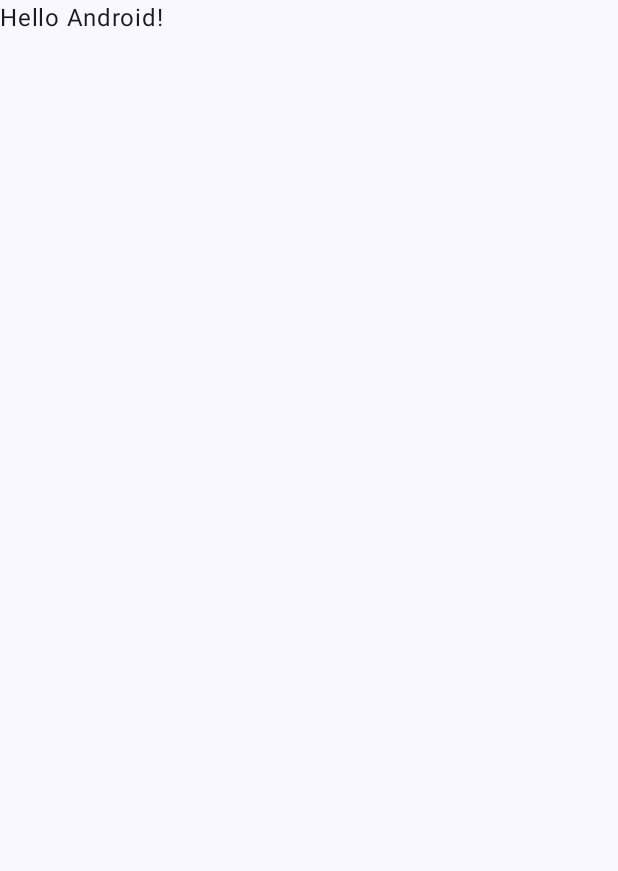
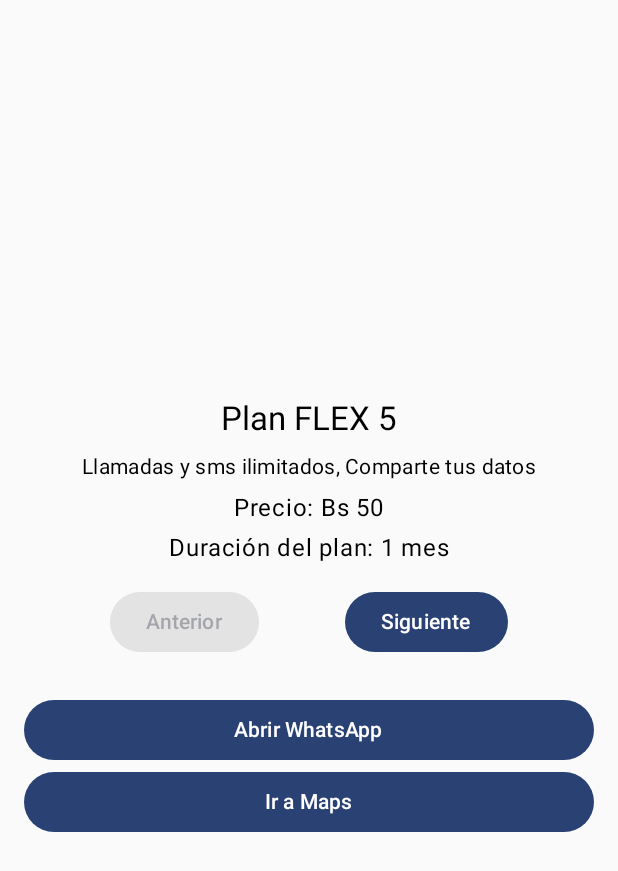
Before and after one commit to LIBIA71421/ExamenDispositivosM, an Android app built with Jetpack Compose: the screen it shows after launch (MainActivity), on a phone screen of 412 x 824 dp. Before the commit the part shown is almost empty. Shown: the top 871 px of the screen. Run offline under Robolectric (Android 15) with nearby library versions, the phone set to English and light mode, and no system bars; our stand-ins replace Dagger/Hilt's generated code.

Commit message:
Todo funciona i

```diff
--- a/app/src/main/java/com/ucb/examendispositivosm/MainActivity.kt
+++ b/app/src/main/java/com/ucb/examendispositivosm/MainActivity.kt
@@ -3,45 +3,18 @@ package com.ucb.examendispositivosm
 import android.os.Bundle
 import androidx.activity.ComponentActivity
 import androidx.activity.compose.setContent
-import androidx.activity.enableEdgeToEdge
-import androidx.compose.foundation.layout.fillMaxSize
-import androidx.compose.foundation.layout.padding
-import androidx.compose.material3.Scaffold
-import androidx.compose.material3.Text
-import androidx.compose.runtime.Composable
-import androidx.compose.ui.Modifier
-import androidx.compose.ui.tooling.preview.Preview
+import com.ucb.examendispositivosm.navigation.AppNavigation
 import com.ucb.examendispositivosm.ui.theme.ExamenDispositivosMTheme
+import dagger.hilt.android.AndroidEntryPoint
 
+@AndroidEntryPoint
 class MainActivity : ComponentActivity() {
     override fun onCreate(savedInstanceState: Bundle?) {
         super.onCreate(savedInstanceState)
-        enableEdgeToEdge()
         setContent {
-            ExamenDispositivosMTheme {
-                Scaffold(modifier = Modifier.fillMaxSize()) { innerPadding ->
-                    Greeting(
-                        name = "Android",
-                        modifier = Modifier.padding(innerPadding)
-                    )
-                }
+            ExamenDispositivosMTheme   {
+                AppNavigation()
             }
         }
     }
 }
-
-@Composable
-fun Greeting(name: String, modifier: Modifier = Modifier) {
-    Text(
-        text = "Hello $name!",
-        modifier = modifier
-    )
-}
-
-@Preview(showBackground = true)
-@Composable
-fun GreetingPreview() {
-    ExamenDispositivosMTheme {
-        Greeting("Android")
-    }
-}
--- a/app/src/main/java/com/ucb/examendispositivosm/navigation/AppNavigation.kt
+++ b/app/src/main/java/com/ucb/examendispositivosm/navigation/AppNavigation.kt
@@ -0,0 +1,25 @@
+package com.ucb.examendispositivosm.navigation
+
+import androidx.compose.runtime.Composable
+import androidx.navigation.NavHostController
+import androidx.navigation.compose.NavHost
+import androidx.navigation.compose.composable
+import androidx.navigation.compose.rememberNavController
+import com.ucb.examendispositivosm.map.MapScreenUI
+import com.ucb.examendispositivosm.subscription.SubscriptionUI
+
+@Composable
+fun AppNavigation(navController: NavHostController = rememberNavController()) {
+    NavHost(
+        navController = navController,
+        startDestination = Screen.SubscriptionScreen.route
+    ) {
+        composable(Screen.SubscriptionScreen.route) {
+            SubscriptionUI(navController = navController)
+        }
+        composable(Screen.MapScreen.route) {
+            MapScreenUI()
+        }
+
+    }
+}
--- /dev/null
+++ b/app/src/main/java/com/ucb/examendispositivosm/subscription/SubscriptionUI.kt
@@ -0,0 +1,111 @@
+package com.ucb.examendispositivosm.subscription
+
+import android.content.Intent
+import android.net.Uri
+import android.widget.Toast
+import androidx.compose.foundation.layout.*
+import androidx.compose.material3.*
+import androidx.compose.runtime.*
+import androidx.compose.ui.Alignment
+import androidx.compose.ui.Modifier
+import androidx.compose.ui.platform.LocalContext
+import androidx.compose.ui.unit.dp
+import androidx.hilt.navigation.compose.hiltViewModel
+import androidx.navigation.NavController
+import com.ucb.examendispositivosm.navigation.Screen
+
+@Composable
+fun SubscriptionUI(
+    viewModel: SubscriptionViewModel = hiltViewModel(),
+    navController: NavController
+) {
+    val context = LocalContext.current
+
+    LaunchedEffect(Unit) { viewModel.loadPlans() }
+
+    val index by viewModel.currentIndex.collectAsState()
+    val plans by viewModel.plans.collectAsState()
+
+    if (plans.isNotEmpty()) {
+        val currentPlan = plans[index]
+
+        Column(
+            modifier = Modifier
+                .fillMaxSize()
+                .padding(16.dp),
+            horizontalAlignment = Alignment.CenterHorizontally,
+            verticalArrangement = Arrangement.Center
+        ) {
+            Text(
+                text = currentPlan.name,
+                style = MaterialTheme.typography.titleLarge
+            )
+            Spacer(modifier = Modifier.height(8.dp))
+
+            Text(
+                text = currentPlan.description,
+                style = MaterialTheme.typography.bodyMedium
+            )
+            Spacer(modifier = Modifier.height(8.dp))
+
+            Text(
+                text = "Precio: ${currentPlan.price}",
+                style = MaterialTheme.typography.bodyLarge
+            )
+            Spacer(modifier = Modifier.height(8.dp))
+
+            Text(
+                text = "Duración del plan: ${currentPlan.duration}",
+                style = MaterialTheme.typography.bodyLarge
+            )
+            Spacer(modifier = Modifier.height(16.dp))
+
+            Row(
+                modifier = Modifier.fillMaxWidth(),
+                horizontalArrangement = Arrangement.SpaceEvenly,
+                verticalAlignment = Alignment.CenterVertically
+            ) {
+                Button(
+                    onClick = { viewModel.previousPlan() },
+                    enabled = index > 0
+                ) {
+                    Text("Anterior")
+                }
+
+                Button(
+                    onClick = { viewModel.nextPlan() },
+                    enabled = index < plans.size - 1
+                ) {
+                    Text("Siguiente")
+                }
+            }
+
+            Spacer(modifier = Modifier.height(24.dp))
+
+            Button(
+                onClick = {
+                    val url = "https://wa.me/${"+59164847410".replace("+", "")}?text=${"Hola, UCB mobile, preciso su ayuda".replace(" ", "%20")}"
+                    val intent = Intent(Intent.ACTION_VIEW).apply {
+                        data = Uri.parse(url)
+                    }
+                    try {
+                        context.startActivity(intent)
+                    } catch (e: Exception) {
+                        Toast.makeText(context, "No se puede abrir WhatsApp", Toast.LENGTH_LONG).show()
+                    }
+                },
+                modifier = Modifier.fillMaxWidth()
+            ) {
+                Text("Abrir WhatsApp")
+            }
+
+
+            Button(
+                onClick = { navController.navigate(Screen.MapScreen.route) },
+                modifier = Modifier.fillMaxWidth()
+            ) {
+                Text("Ir a Maps")
+            }
+        }
+    }
+}
--- /dev/null
+++ b/app/src/main/java/com/ucb/examendispositivosm/subscription/SubscriptionViewModel.kt
@@ -0,0 +1,38 @@
+package com.ucb.examendispositivosm.subscription
+
+import dagger.hilt.android.lifecycle.HiltViewModel
+import kotlinx.coroutines.flow.MutableStateFlow
+import kotlinx.coroutines.flow.StateFlow
+import kotlinx.coroutines.launch
+import javax.inject.Inject
+import androidx.lifecycle.ViewModel
+import androidx.lifecycle.viewModelScope
+import com.ucb.domain.Plans
+import com.ucb.usecases.GetPlans
+
+@HiltViewModel
+class SubscriptionViewModel @Inject constructor(
+    private val getPlans: GetPlans
+) : ViewModel() {
+
+    private val plans_ = MutableStateFlow<List<Plans>>(emptyList())
+    val plans: StateFlow<List<Plans>> = plans_
+    private val _currentIndex = MutableStateFlow(0)
+    val currentIndex: StateFlow<Int> = _currentIndex
+
+    fun previousPlan() {
+        if (_currentIndex.value > 0) {
+            _currentIndex.value -= 1
+        }
+    }
+    fun nextPlan() {
+        if (_currentIndex.value < plans_.value.size - 1) {
+            _currentIndex.value += 1
+        }
+    }
+    fun loadPlans() {
+        viewModelScope.launch {
+            plans_.value = getPlans.invoke()
+        }
+    }
+}
```
Also changed, not shown: app/src/main/java/com/ucb/examendispositivosm/map/MapScreenUI.kt (added, +18 -0 lines), app/src/main/java/com/ucb/examendispositivosm/map/MapScreenViewModel.kt (added, +74 -0 lines).
